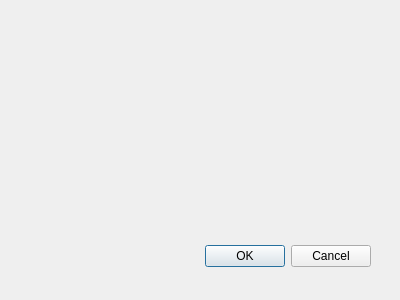
This is CertMan/set_pass_dlg.ui in jykim74/CertMan as Qt 5 draws it before an edit. The edited form follows.
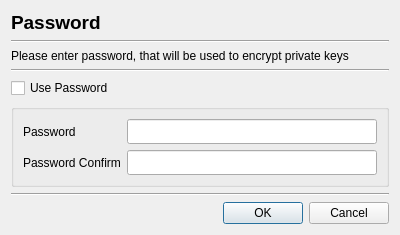
This is the edited form.

Commit message:
Password 설정 기능 추가
로그인 기능 추가
개인키 암호화 저장 지원

Diff of the .ui file:
```diff
--- a/CertMan/set_pass_dlg.ui
+++ b/CertMan/set_pass_dlg.ui
@@ -9,28 +9,118 @@
     <x>0</x>
     <y>0</y>
     <width>400</width>
-    <height>300</height>
+    <height>219</height>
    </rect>
   </property>
   <property name="windowTitle">
    <string>Dialog</string>
   </property>
-  <widget name="buttonBox" class="QDialogButtonBox">
-   <property name="geometry">
-    <rect>
-     <x>30</x>
-     <y>240</y>
-     <width>341</width>
-     <height>32</height>
-    </rect>
-   </property>
-   <property name="orientation">
-    <enum>Qt::Horizontal</enum>
-   </property>
-   <property name="standardButtons">
-    <set>QDialogButtonBox::Cancel|QDialogButtonBox::Ok</set>
-   </property>
-  </widget>
+  <layout class="QVBoxLayout" name="verticalLayout">
+   <item>
+    <widget class="QLabel" name="label">
+     <property name="font">
+      <font>
+       <pointsize>14</pointsize>
+       <weight>75</weight>
+       <bold>true</bold>
+      </font>
+     </property>
+     <property name="text">
+      <string>Password</string>
+     </property>
+    </widget>
+   </item>
+   <item>
+    <widget class="Line" name="line_2">
+     <property name="orientation">
+      <enum>Qt::Horizontal</enum>
+     </property>
+    </widget>
+   </item>
+   <item>
+    <widget class="QLabel" name="label_2">
+     <property name="text">
+      <string>Please enter password, that will be used to encrypt private keys</string>
+     </property>
+    </widget>
+   </item>
+   <item>
+    <widget class="Line" name="line">
+     <property name="orientation">
+      <enum>Qt::Horizontal</enum>
+     </property>
+    </widget>
+   </item>
+   <item>
+    <widget class="QCheckBox" name="mUsePasswdCheck">
+     <property name="text">
+      <string>Use Password</string>
+     </property>
+    </widget>
+   </item>
+   <item>
+    <widget class="QGroupBox" name="mPasswdGroup">
+     <property name="title">
+      <string/>
+     </property>
+     <layout class="QVBoxLayout" name="verticalLayout_2">
+      <item>
+       <layout class="QGridLayout" name="gridLayout_3">
+        <item row="0" column="1">
+         <widget class="QLineEdit" name="mPasswdText">
+          <property name="font">
+           <font>
+            <family>굴림체</family>
+           </font>
+          </property>
+         </widget>
+        </item>
+        <item row="0" column="0">
+         <widget class="QLabel" name="label_3">
+          <property name="text">
+           <string>Password</string>
+          </property>
+         </widget>
+        </item>
+        <item row="1" column="0">
+         <widget class="QLabel" name="label_4">
+          <property name="text">
+           <string>Password Confirm</string>
+          </property>
+         </widget>
+        </item>
+        <item row="1" column="1">
+         <widget class="QLineEdit" name="mPasswdConfirmText">
+          <property name="font">
+           <font>
+            <family>굴림체</family>
+           </font>
+          </property>
+         </widget>
+        </item>
+       </layout>
+      </item>
+     </layout>
+    </widget>
+   </item>
+   <item>
+    <widget class="Line" name="line_3">
+     <property name="orientation">
+      <enum>Qt::Horizontal</enum>
+     </property>
+    </widget>
+   </item>
+   <item>
+    <widget class="QDialogButtonBox" name="buttonBox">
+     <property name="orientation">
+      <enum>Qt::Horizontal</enum>
+     </property>
+     <property name="standardButtons">
+      <set>QDialogButtonBox::Cancel|QDialogButtonBox::Ok</set>
+     </property>
+    </widget>
+   </item>
+  </layout>
  </widget>
  <pixmapfunction/>
  <resources/>
```
Left out of the diff: 9 changed lines with no effect on the pictures. The commit also changes 19 other files.
